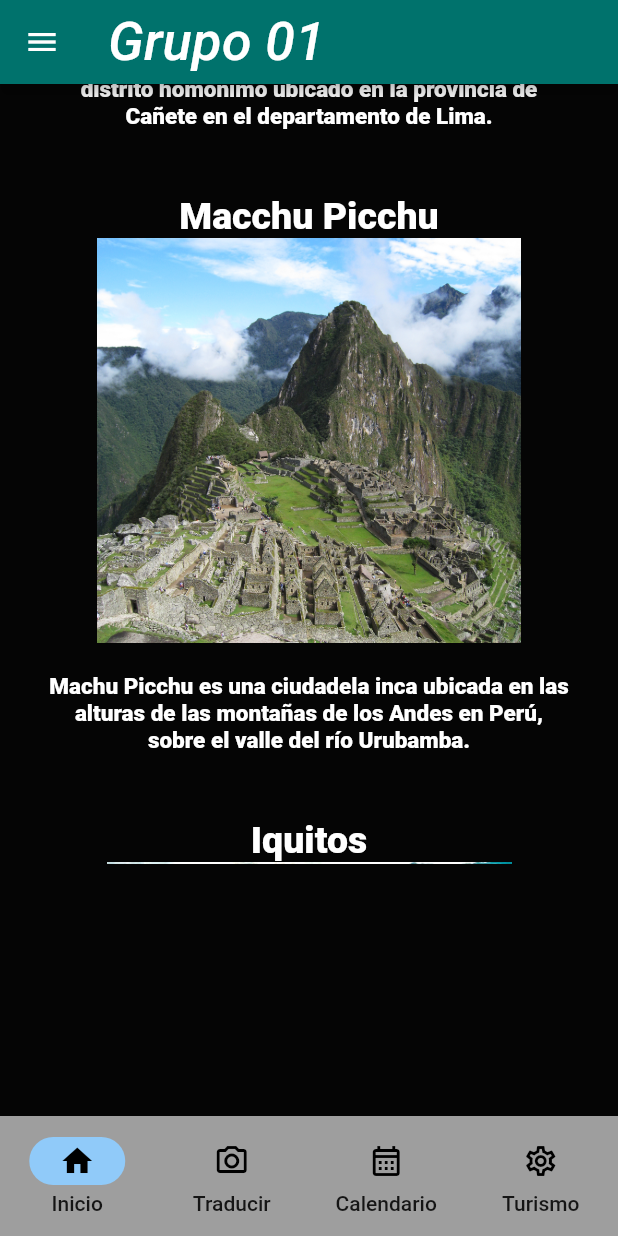
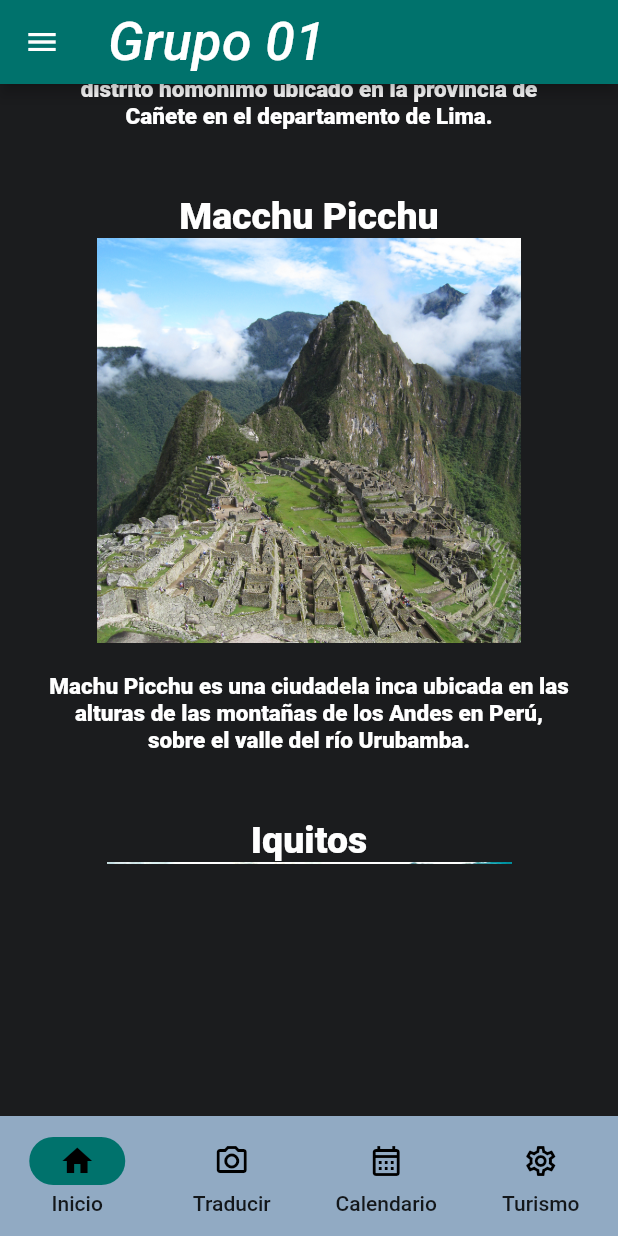
Before and after one commit to MarcosValdez/aplicativo-turismo, a Flutter app: the Menu screen opened by its route, on a phone screen of 412 x 824 dp. Run offline on Flutter 3.47's test engine with Material 2 defaults, Android fonts, the light colour scheme and no system bars; drawn by our look-alikes of carousel_slider; our stand-ins replace cloud_firestore, firebase_auth, firebase_core, firebase_storage, fluttertoast, image_picker and 1 more; accounts and stored records are empty; network calls fail; Roboto replaces fonts that are missing (Georgia).

Commit message:
feat: Color themes added

```diff
--- a/lib/BNavigation.dart
+++ b/lib/BNavigation.dart
@@ -1,3 +1,4 @@
+import 'package:aplicativo_turismo/color_constants.dart';
 import 'package:aplicativo_turismo/screens/Calendar/calendar.dart';
 import 'package:aplicativo_turismo/screens/Translate/busqueda.dart';
 import 'package:aplicativo_turismo/screens/Turism/lugarTuristico.dart';
@@ -20,11 +21,11 @@
   Widget build(BuildContext context) {
     return NavigationBarTheme(
         data: NavigationBarThemeData(
-            indicatorColor: Colors.blue.shade200,
+            indicatorColor: ColorConstants.primaryColor,
             labelTextStyle: MaterialStateProperty.all(
                 TextStyle(fontSize: 14, fontWeight: FontWeight.w500))),
         child: NavigationBar(
-            backgroundColor: Colors.grey,
+            backgroundColor: ColorConstants.fondoForms,
             selectedIndex: index,
             onDestinationSelected: (i) => setState(() {
               index = i;
--- a/lib/color_constants.dart
+++ b/lib/color_constants.dart
@@ -12,4 +12,8 @@
   static Color secondaryTextColor = const Color(0xFF000000);
 
   static Color fondoForms = const Color(0xFF91aac3);
+  static Color lightBackground = const Color(0xFFc8d1e1);
+  static Color darkBackground = const Color(0xFFc8d1e1);
+
+  static Color cards = const Color(0xFFa6b4cc);
 }
--- a/lib/main.dart
+++ b/lib/main.dart
@@ -46,7 +46,7 @@
 
           textTheme: const TextTheme(
               titleLarge: TextStyle(fontSize: 36, fontStyle: FontStyle.italic),
-              bodySmall : TextStyle(fontSize: 16, fontWeight: FontWeight.bold)
+              bodySmall : TextStyle(fontSize: 22, fontWeight: FontWeight.bold)
           )
       ),
       debugShowCheckedModeBanner: false,
--- a/lib/screens/Turism/pais.dart
+++ b/lib/screens/Turism/pais.dart
@@ -12,7 +12,7 @@
   Widget build(BuildContext context) {
     return Scaffold(
       appBar: AppBar(
-        title: Text("Destinos a visitar"),
+        title: Text("Destinos a visitar", style: Theme.of(context).textTheme.bodySmall?.merge(TextStyle(color: Colors.white))),
       ),
       backgroundColor: Colors.black,
       body: Container(
--- a/lib/screens/menu.dart
+++ b/lib/screens/menu.dart
@@ -1,4 +1,5 @@
 import 'dart:convert';
+import 'package:aplicativo_turismo/color_constants.dart';
 import 'package:http/http.dart' as http;
 import 'package:aplicativo_turismo/BNavigation.dart';
 import 'package:aplicativo_turismo/Model/User/user_model.dart';
@@ -57,7 +58,7 @@
       appBar: AppBar(
         title: Text('Grupo 01'),
       ),
-      backgroundColor: Colors.black87,
+      backgroundColor: ColorConstants.lightBackground,
       bottomNavigationBar: myBNB,
 
       body: Routes(index: index, continentes: continentes)
@@ -70,7 +71,7 @@
       height: 100,
       width: 100,
       margin: EdgeInsets.all(50),
-      child: Icon(Icons.person_rounded, color: Colors.blue, size: 100,),
+      child: Icon(Icons.person_rounded, color: ColorConstants.secondaryLightColor, size: 100,),
     );
   }
 
```
Also changed, not shown: lib/screens/Translate/foto_galeria.dart (+38 -5 lines), lib/screens/Turism/continente.dart (+8 -5 lines).
